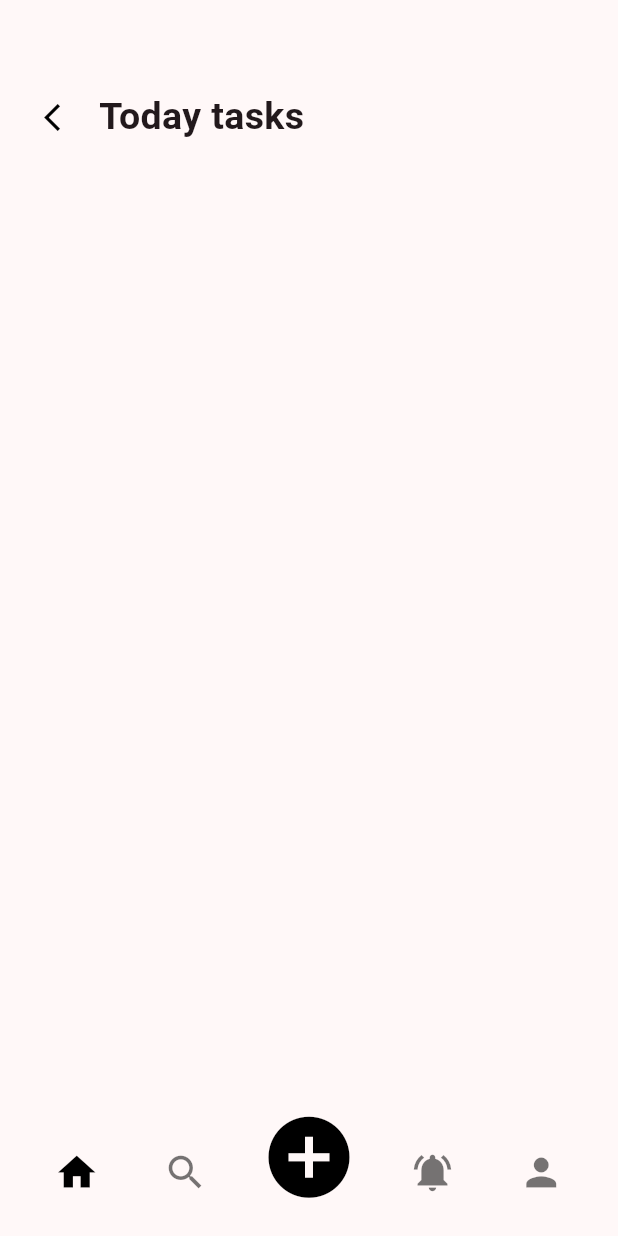
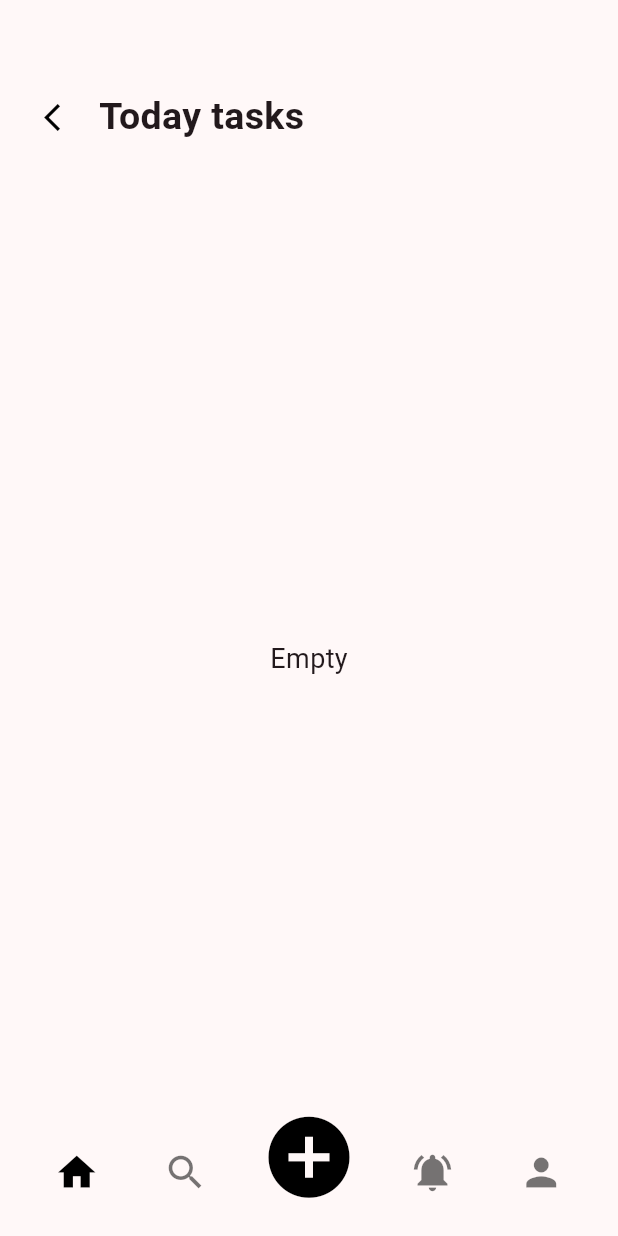
Before and after one commit to giahuy200202/Todo, a Flutter app: the screen it shows after launch, after a tap on "All tasks", after a tap on the "arrow back ios" icon, after a tap on "Today tasks", on a phone screen of 412 x 824 dp. Run offline on Flutter 3.47's test engine with Material 3 defaults, Android fonts, the phone set to English and light mode, and no system bars; our stand-ins replace flutter_riverpod.

Commit message:
handle logic for empty data

```diff
--- a/lib/screens/search_screen.dart
+++ b/lib/screens/search_screen.dart
@@ -31,7 +31,7 @@ class _CreateScreenState extends ConsumerState<SearchScreen> {
 
     final dateTimeHelper = DateTimeHelper();
 
-    final leftColumnDiscoverData = ['flutter', 'react native', 'android'];
+    final leftColumnDiscoverData = ['flutter', 'react native', 'ux'];
     final rightColumnDiscoverData = ['animation', 'riverpod', 'http requests'];
 
     var getToday = DateTime.now().toUtc();
@@ -282,7 +282,7 @@ class _CreateScreenState extends ConsumerState<SearchScreen> {
                       )
                     : listTask.isEmpty
                         ? const Padding(
-                            padding: EdgeInsets.only(top: 10),
+                            padding: EdgeInsets.only(top: 260),
                             child: Text(
                               "No result",
                               style: TextStyle(
--- a/lib/screens/task_screen.dart
+++ b/lib/screens/task_screen.dart
@@ -89,7 +89,17 @@ class TaskScreen extends ConsumerWidget {
                   ),
                 ],
               ),
-              SizedBox(
+              tasks.isEmpty
+                  ? const Padding(
+                      padding: EdgeInsets.only(top: 310),
+                      child: Text(
+                        "Empty",
+                        style: TextStyle(
+                          fontSize: 18,
+                        ),
+                      ),
+                    )
+                  : SizedBox(
                       height: 652,
                       child: SingleChildScrollView(
                         child: Column(
```
Lines whose indentation alone changed are shown as unchanged.
